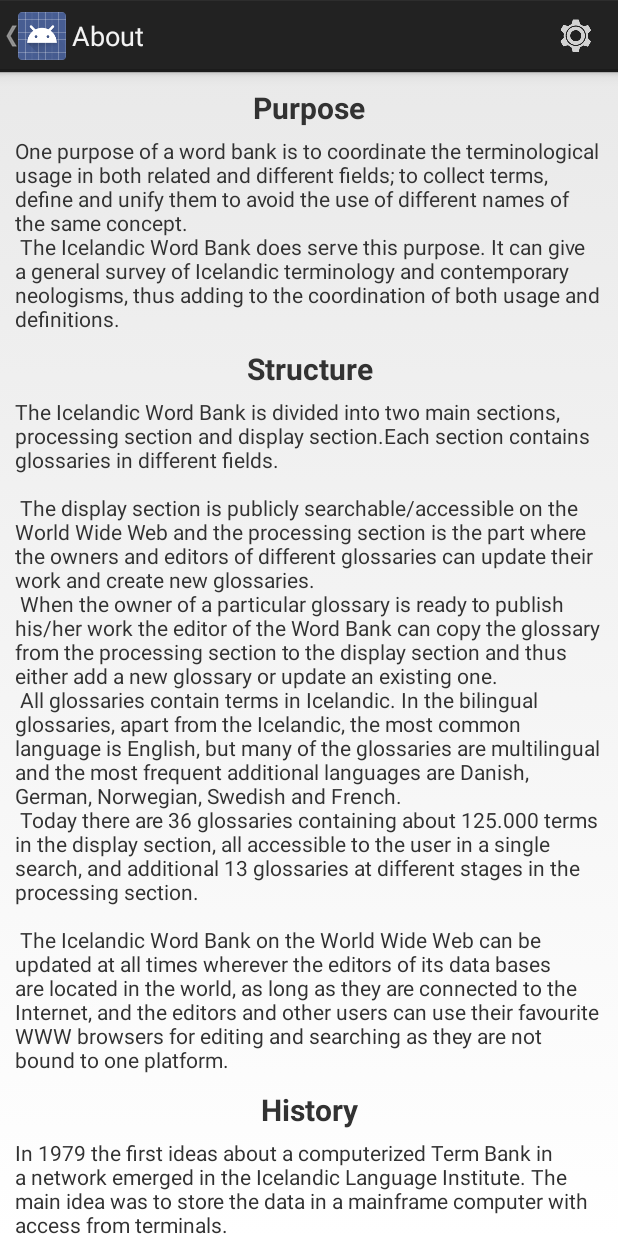
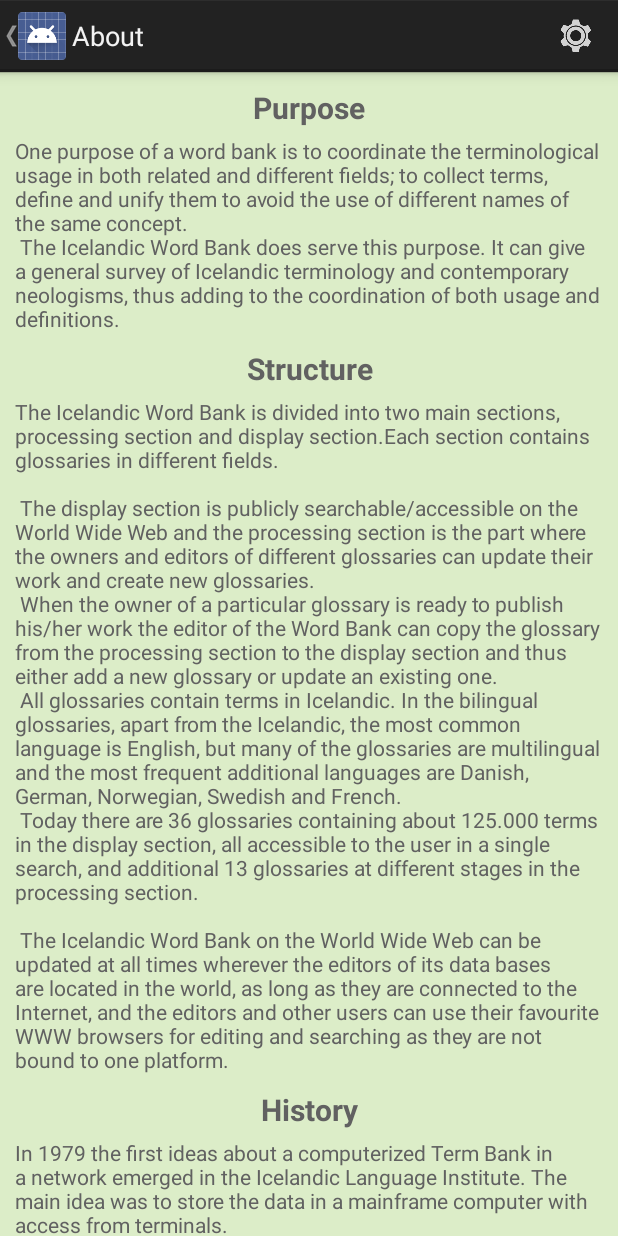
Before and after one commit to arnastofnun/Ordabanki_for_android, an Android app: the AboutActivity screen opened directly, with no data from a screen before it, on a phone screen of 412 x 824 dp. Run offline under Robolectric (Android 15) with nearby library versions, the phone set to English and light mode, and no system bars.

Commit message:
minor fixes

```diff
--- a/app/src/main/res/layout/activity_about_activity.xml
+++ b/app/src/main/res/layout/activity_about_activity.xml
@@ -8,19 +8,24 @@
     android:orientation="vertical" android:layout_width="match_parent"
     android:layout_height="wrap_content"
     android:padding="10dp"
-    android:textSize="16sp">
+    android:textSize="16sp"
+    android:background="@color/lightGreen100">
+        >
         <TextView
             android:textStyle="bold"
             android:layout_width="fill_parent"
             android:layout_height="wrap_content"
             android:text="@string/about_header_purpose"
+            android:textColor="@color/darkgrey"
             android:gravity="center"
             android:textSize="20sp"
             android:layout_marginBottom="5dp"/>
         <TextView
             android:layout_width="fill_parent"
             android:layout_height="wrap_content"
-            android:text="@string/about_body_purpose"/>
+            android:text="@string/about_body_purpose"
+            android:textColor="@color/darkgrey"/>
+
         <TextView
             android:textStyle="bold"
             android:layout_width="fill_parent"
@@ -28,12 +33,14 @@
             android:text="@string/about_header_structure"
             android:gravity="center"
             android:textSize="20sp"
+            android:textColor="@color/darkgrey"
             android:layout_marginBottom="5dp"
             android:layout_marginTop="10dp"/>
         <TextView
             android:layout_width="fill_parent"
             android:layout_height="wrap_content"
-            android:text="@string/about_body_structure"/>
+            android:text="@string/about_body_structure"
+            android:textColor="@color/darkgrey"/>
         <TextView
             android:textStyle="bold"
             android:layout_width="fill_parent"
@@ -41,12 +48,14 @@
             android:text="@string/about_header_history"
             android:gravity="center"
             android:textSize="20sp"
+            android:textColor="@color/darkgrey"
             android:layout_marginBottom="5dp"
             android:layout_marginTop="10dp"/>
         <TextView
             android:layout_width="fill_parent"
             android:layout_height="wrap_content"
-            android:text="@string/about_body_history"/>
+            android:text="@string/about_body_history"
+            android:textColor="@color/darkgrey"/>
         <TextView
             android:textStyle="bold"
             android:layout_width="fill_parent"
@@ -54,11 +63,13 @@
             android:text="@string/about_header_theapp"
             android:gravity="center"
             android:textSize="20sp"
+            android:textColor="@color/darkgrey"
             android:layout_marginBottom="5dp"
             android:layout_marginTop="10dp"/>
         <TextView
             android:layout_width="fill_parent"
             android:layout_height="wrap_content"
-            android:text="@string/about_body_theapp"/>
+            android:text="@string/about_body_theapp"
+            android:textColor="@color/darkgrey"/>
     </LinearLayout>
 </ScrollView>
--- a/app/src/main/res/layout/activity_about_glossary.xml
+++ b/app/src/main/res/layout/activity_about_glossary.xml
@@ -6,11 +6,13 @@
     android:paddingRight="@dimen/activity_horizontal_margin"
     android:paddingTop="@dimen/activity_vertical_margin"
     android:paddingBottom="@dimen/activity_vertical_margin"
+    android:background="@color/lightGreen100"
     tools:context="com.example.cthulhu.ordabankiforandroid.AboutGlossaryActivity">
 
     <TextView
         android:text=""
         android:layout_width="wrap_content"
-        android:layout_height="wrap_content" />
+        android:layout_height="wrap_content"
+        android:textColor="@color/darkgrey"/>
 
 </RelativeLayout>
```
Also changed, not shown: app/src/main/java/com/example/cthulhu/ordabankiforandroid/ChooseLanguagesFragment.java (+4 -4 lines).
